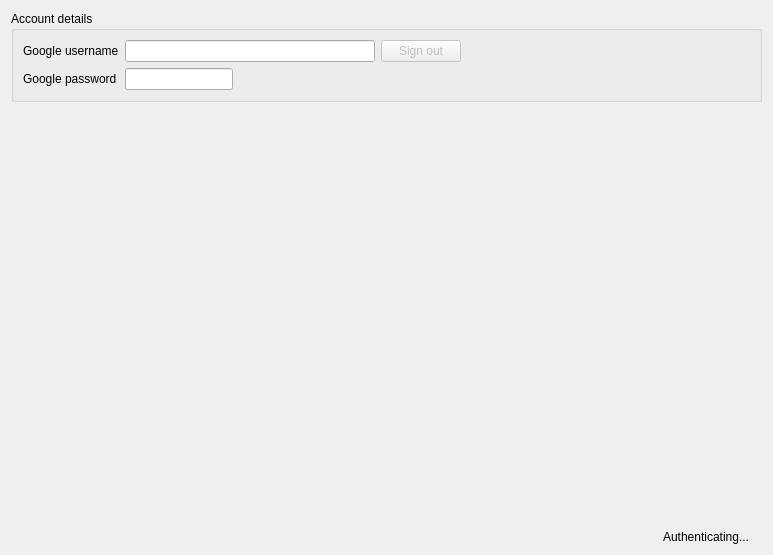
Before: the Qt Designer form src/remote/remoteconfig.ui in clementine-player/Clementine, drawn with Qt 5.
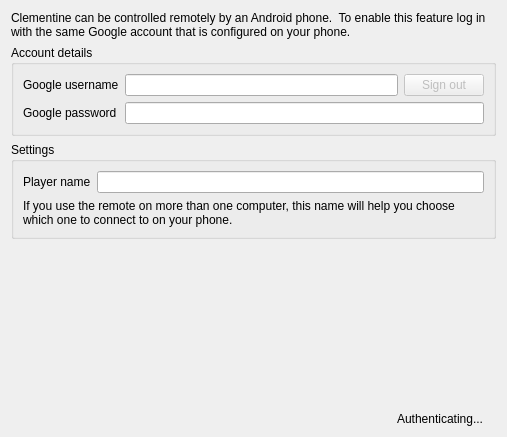
After: the same form once the commit is applied. Custom widgets are drawn as their Qt base class.

Commit message: Move ArtLoader from mpris_common.h to its own file, add libxrme to 3rdparty, add a working XMPP remote.

The edit to the form file:
```diff
--- a/src/remote/remoteconfig.ui
+++ b/src/remote/remoteconfig.ui
@@ -6,20 +6,27 @@
    <rect>
     <x>0</x>
     <y>0</y>
-    <width>773</width>
-    <height>555</height>
+    <width>507</width>
+    <height>437</height>
    </rect>
   </property>
-  <layout class="QVBoxLayout" name="verticalLayout_2">
+  <layout class="QVBoxLayout" name="verticalLayout">
+   <item>
+    <widget class="QLabel" name="label">
+     <property name="text">
+      <string>Clementine can be controlled remotely by an Android phone.  To enable this feature log in with the same Google account that is configured on your phone.</string>
+     </property>
+     <property name="wordWrap">
+      <bool>true</bool>
+     </property>
+    </widget>
+   </item>
    <item>
     <widget class="QGroupBox" name="groupBox">
      <property name="title">
       <string>Account details</string>
      </property>
      <layout class="QFormLayout" name="formLayout">
-      <property name="fieldGrowthPolicy">
-       <enum>QFormLayout::FieldsStayAtSizeHint</enum>
-      </property>
       <item row="0" column="0">
        <widget class="QLabel" name="label_2">
         <property name="text">
@@ -27,20 +34,6 @@
         </property>
        </widget>
       </item>
-      <item row="1" column="0">
-       <widget class="QLabel" name="label_3">
-        <property name="text">
-         <string>Google password</string>
-        </property>
-       </widget>
-      </item>
-      <item row="1" column="1">
-       <widget class="QLineEdit" name="password">
-        <property name="echoMode">
-         <enum>QLineEdit::Password</enum>
-        </property>
-       </widget>
-      </item>
       <item row="0" column="1">
        <layout class="QHBoxLayout" name="horizontalLayout_2">
         <item>
@@ -64,6 +57,49 @@
          </widget>
         </item>
        </layout>
+      </item>
+      <item row="1" column="0">
+       <widget class="QLabel" name="label_3">
+        <property name="text">
+         <string>Google password</string>
+        </property>
+       </widget>
+      </item>
+      <item row="1" column="1">
+       <widget class="QLineEdit" name="password">
+        <property name="echoMode">
+         <enum>QLineEdit::Password</enum>
+        </property>
+       </widget>
+      </item>
+     </layout>
+    </widget>
+   </item>
+   <item>
+    <widget class="QGroupBox" name="groupBox_2">
+     <property name="title">
+      <string>Settings</string>
+     </property>
+     <layout class="QFormLayout" name="formLayout_2">
+      <item row="0" column="0">
+       <widget class="QLabel" name="label_4">
+        <property name="text">
+         <string>Player name</string>
+        </property>
+       </widget>
+      </item>
+      <item row="0" column="1">
+       <widget class="QLineEdit" name="agent_name"/>
+      </item>
+      <item row="1" column="0" colspan="2">
+       <widget class="QLabel" name="label_7">
+        <property name="text">
+         <string>If you use the remote on more than one computer, this name will help you choose which one to connect to on your phone.</string>
+        </property>
+        <property name="wordWrap">
+         <bool>true</bool>
+        </property>
+       </widget>
       </item>
      </layout>
     </widget>
```
The commit also changes 41 other files.
